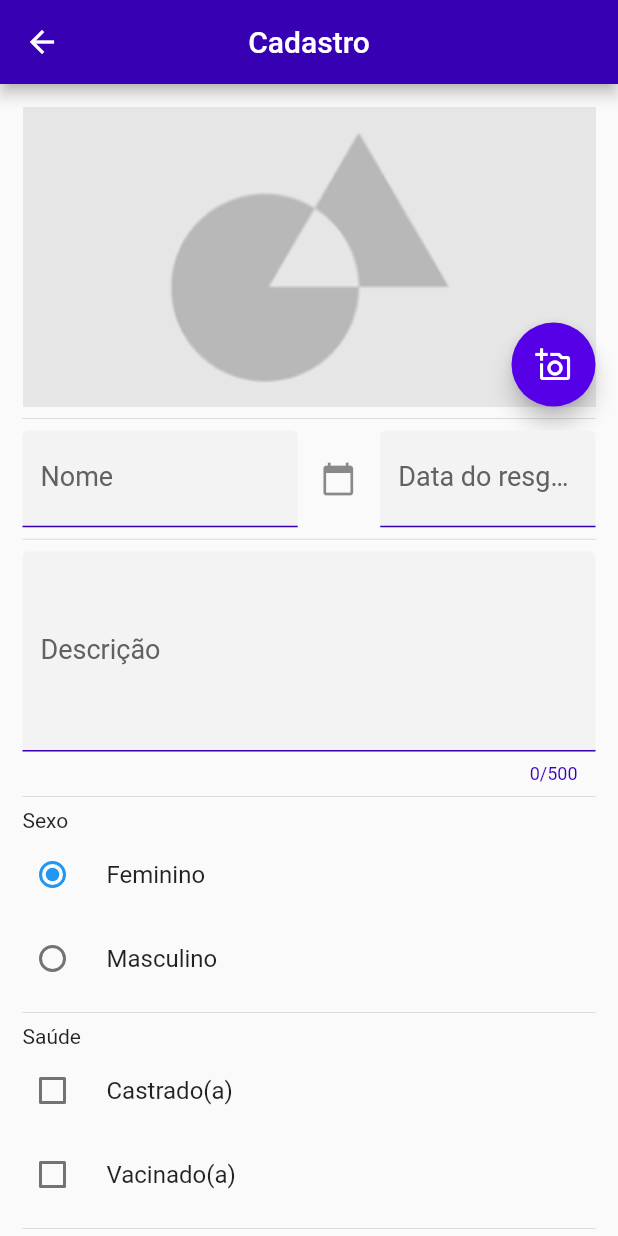
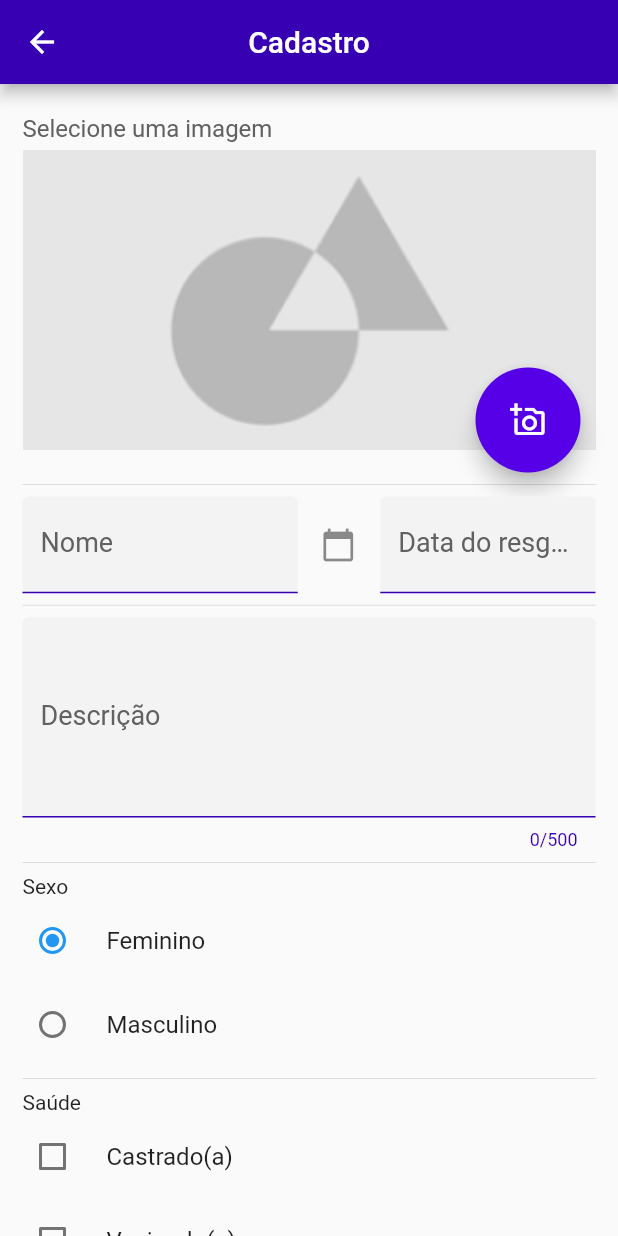
Before and after one commit to filipegmedeiros/gatinhos_ufrn, a Flutter app: the screen it shows after launch, after a tap on the "add" icon, on a phone screen of 412 x 824 dp. Run offline on Flutter 3.47's test engine with Material 2 defaults, Android fonts, the phone set to English and light mode, and no system bars; our stand-ins replace image_picker, shared_preferences; network calls fail.

Commit message:
Correções no layout da página de ediçao e cadastro e remove caminho de detalhe da página home

```diff
--- a/mobile/gatinhos_mobile/lib/ui/homePage.dart
+++ b/mobile/gatinhos_mobile/lib/ui/homePage.dart
@@ -209,14 +209,6 @@ class _HomeState extends State<Home> {
             },
           ),
           ListTile(
-            leading: Icon(Icons.read_more),
-            title: Text("Detalhe (teste)"),
-            onTap: () {
-              Navigator.push(context,
-                  MaterialPageRoute(builder: (context) => CatDetail()));
-            },
-          ),
-          ListTile(
             leading: Icon(Icons.logout),
             title: Text("Logout"),
             onTap: () async {
--- a/mobile/gatinhos_mobile/lib/ui/registerCat.dart
+++ b/mobile/gatinhos_mobile/lib/ui/registerCat.dart
@@ -106,13 +106,22 @@ class _RegisterCatState extends State<RegisterCat> {
         ),
         body: Container(
           child: SingleChildScrollView(
-            padding: EdgeInsets.fromLTRB(15, 15, 15, 20),
+            padding: EdgeInsets.fromLTRB(15, 20, 15, 20),
             child: Form(
               key: _formKey,
               child: Column(
+                crossAxisAlignment: CrossAxisAlignment.start,
                 mainAxisAlignment: MainAxisAlignment.spaceEvenly,
                 children: <Widget>[
-                  _inputImage(),
+                  Text(
+                    "Selecione uma imagem",
+                    style: TextStyle(fontSize: 16, color: Colors.grey[700]),
+                  ),
+                  SizedBox(height: 5),
+                  Container(
+                    height: 215,
+                    child: _inputImage(),
+                  ),
                   Divider(),
                   Row(
                     mainAxisAlignment: MainAxisAlignment.spaceEvenly,
@@ -183,8 +192,11 @@ class _RegisterCatState extends State<RegisterCat> {
           ),
         ),
         Positioned(
-            right: 0.0,
+            right: 10,
             bottom: 0,
+            child: SizedBox(
+              width: 70.0,
+              height: 70.0,
               child: FloatingActionButton(
                 child: Icon(Icons.add_a_photo_outlined),
                 backgroundColor: Color(0xff5600e8),
@@ -202,6 +214,7 @@ class _RegisterCatState extends State<RegisterCat> {
                     }
                   });
                 },
+              ),
             ))
       ],
     );
```
Lines whose indentation alone changed are shown as unchanged.
